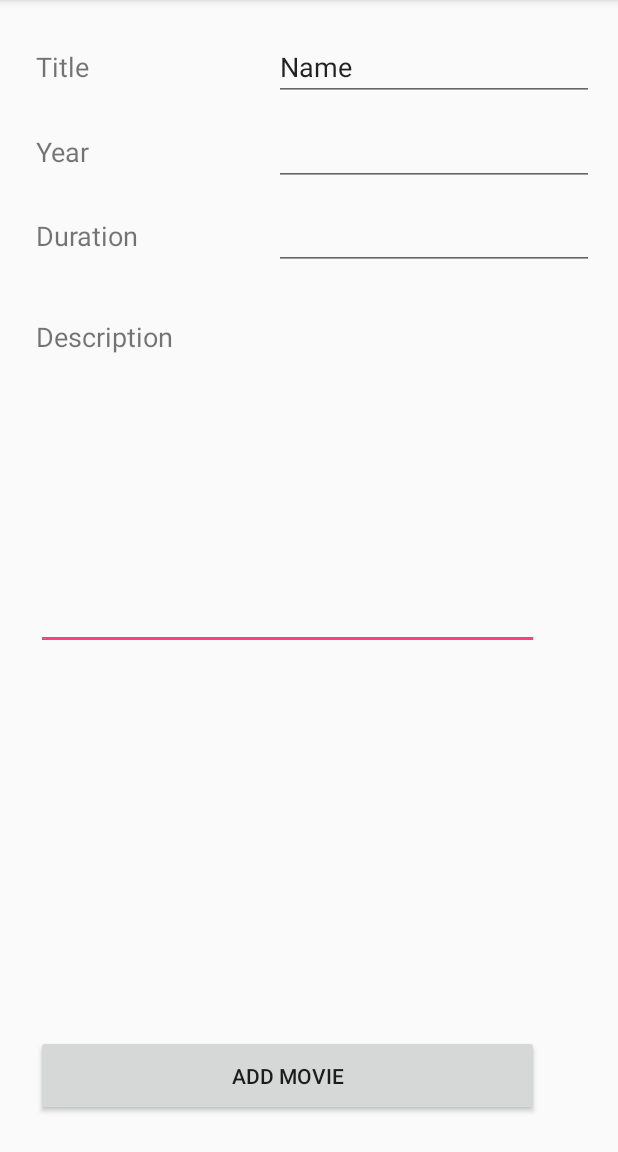
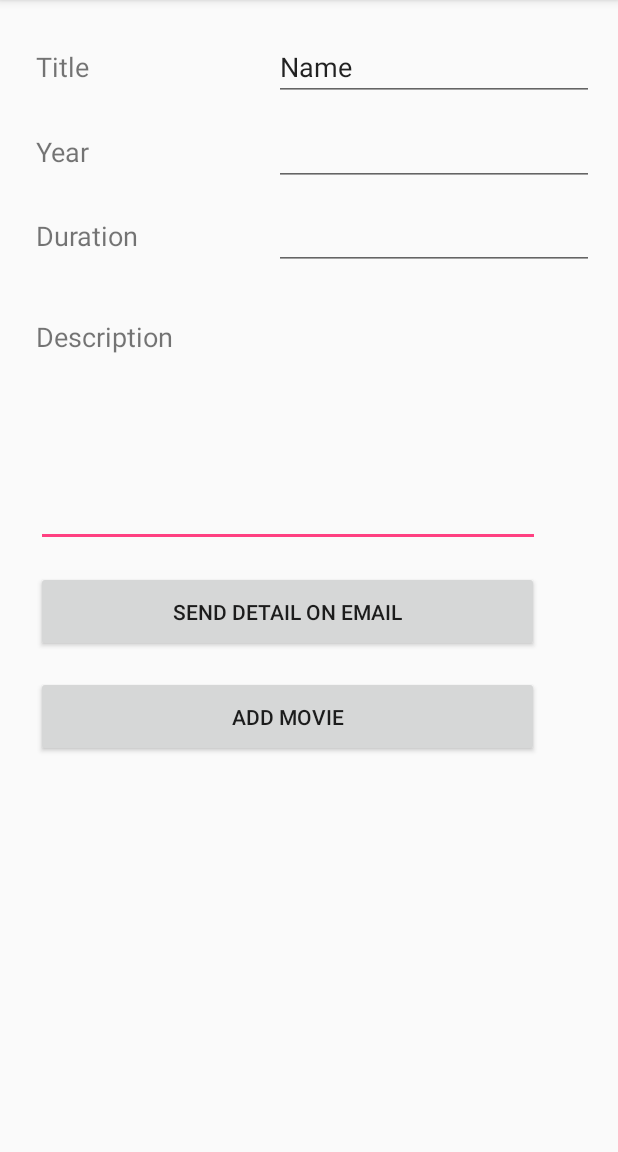
Before and after one commit to wyking1997/MobileProgramming, an Android app: the CreateNewItemActivity screen opened directly, with no data from a screen before it, on a phone screen of 412 x 824 dp, the part 84-1236 px from its top. Run offline under Robolectric (Android 15) with nearby library versions, the phone set to English and light mode, and no system bars.

Commit message:
Email intent added!

```diff
--- a/CinemaCluj/app/src/main/res/layout/activity_create_new_item.xml
+++ b/CinemaCluj/app/src/main/res/layout/activity_create_new_item.xml
@@ -52,8 +52,8 @@
 
     <EditText
         android:id="@+id/descriptionTextAdd"
-        android:layout_width="335dp"
-        android:layout_height="198dp"
+        android:layout_width="336dp"
+        android:layout_height="129dp"
         android:layout_marginLeft="24dp"
         android:layout_marginRight="24dp"
         android:layout_marginTop="-1dp"
@@ -68,11 +68,11 @@
         android:id="@+id/button4"
         android:layout_width="335dp"
         android:layout_height="54dp"
-        android:layout_marginBottom="24dp"
-        android:layout_marginLeft="24dp"
         android:onClick="createItem"
         android:text="Add Movie"
-        app:layout_constraintBottom_toBottomOf="parent"
+        android:layout_marginTop="16dp"
+        app:layout_constraintTop_toBottomOf="@+id/button7"
+        android:layout_marginLeft="24dp"
         app:layout_constraintLeft_toLeftOf="parent" />
 
     <android.support.constraint.Guideline
@@ -87,7 +87,7 @@
         android:layout_height="wrap_content"
         android:id="@+id/guideline4"
         android:orientation="vertical"
-        app:layout_constraintGuide_percent="0.36" />
+        app:layout_constraintGuide_percent="0.93" />
 
     <EditText
         android:id="@+id/titleTextAdd"
@@ -120,4 +120,15 @@
         app:layout_constraintBaseline_toBaselineOf="@+id/durationTextView"
         app:layout_constraintRight_toRightOf="parent" />
 
+    <Button
+        android:id="@+id/button7"
+        android:layout_width="335dp"
+        android:layout_height="54dp"
+        android:layout_marginLeft="24dp"
+        android:layout_marginTop="16dp"
+        android:onClick="sendEmail"
+        android:text="Send Detail On Email"
+        app:layout_constraintLeft_toLeftOf="parent"
+        app:layout_constraintTop_toBottomOf="@+id/descriptionTextAdd" />
+
 </android.support.constraint.ConstraintLayout>
```
Also changed, not shown: CinemaCluj/app/src/main/java/com/cluj/cinema/marius/cinemacluj/CreateNewItemActivity.java (+26 -0 lines).
